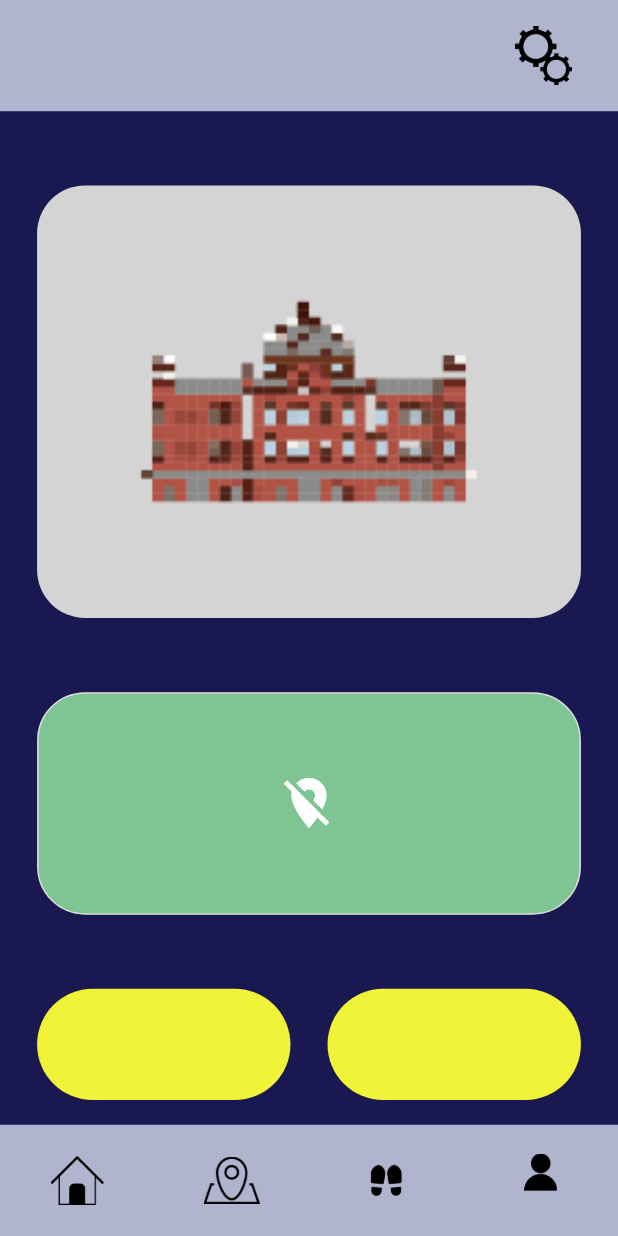
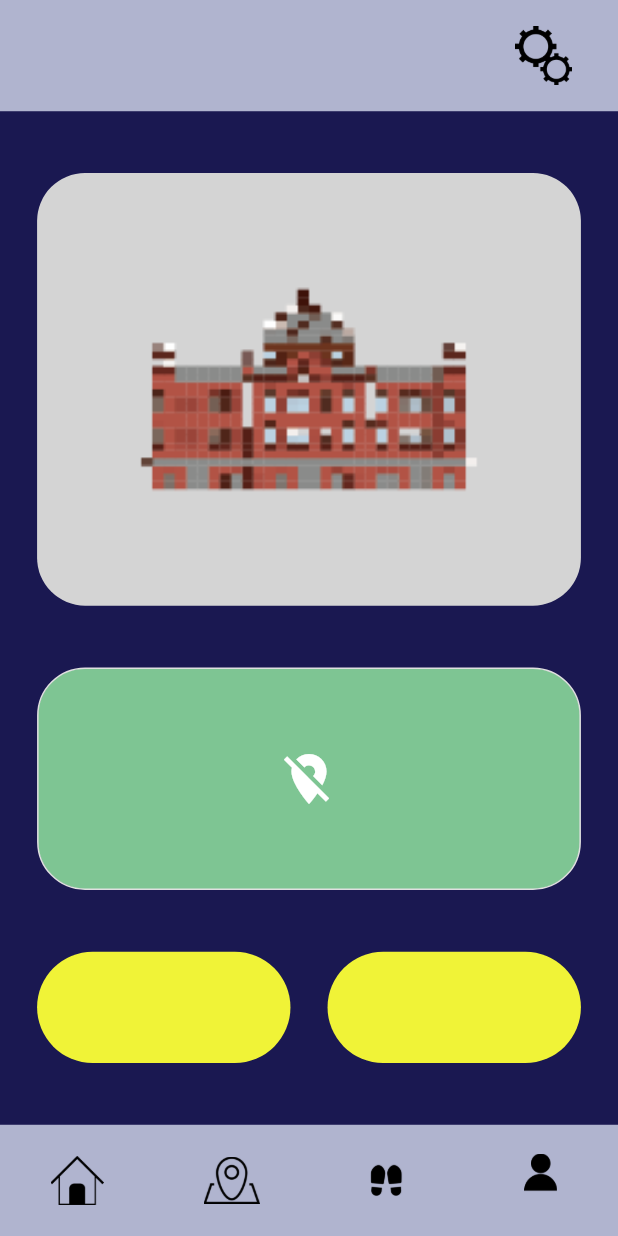
Before and after one commit to p2hacks2025/post-09, a Flutter app: the screen it shows after launch, on a phone screen of 412 x 824 dp. Run offline on Flutter 3.47's test engine with Material 3 defaults, Android fonts, the light colour scheme and no system bars; our stand-ins replace flutter_dotenv, flutter_map, geolocator, latlong2, pedometer, permission_handler; accounts and stored records are empty.

Commit message:
change:Home screen size

```diff
--- a/flutter/lib/screens/home_screen.dart
+++ b/flutter/lib/screens/home_screen.dart
@@ -56,29 +56,28 @@ class _HomeScreenState extends State<HomeScreen> {
 
     return BaseLayout(
       showBackButton: false,
-      child: SingleChildScrollView(
+      //child: SingleChildScrollView(
         child: Padding(
         padding: EdgeInsets.symmetric(horizontal: screenWidth * 0.06),
         child: Column(
           children: [
-              SizedBox(height: screenHeight * 0.06),
+            const Spacer(),
 
-              // シンボルカード
+            // シンボルカード（サイズ固定）
             _buildSymbolCard(context),
 
-              SizedBox(height: screenHeight * 0.06),
+            const Spacer(),
 
-              // マップカード
+            // マップカード（サイズ固定）
             _buildMapCard(context),
 
-              SizedBox(height: screenHeight * 0.06),
+            const Spacer(),
 
-              // 黄色いボタン2つ
+            // 黄色ボタン（サイズ固定）
             _buildYellowButtons(context),
 
-              SizedBox(height: screenHeight * 0.06),
+            const Spacer(),
           ],
-          ),
         ),
       ),
     );
```
Lines whose indentation alone changed are shown as unchanged.
